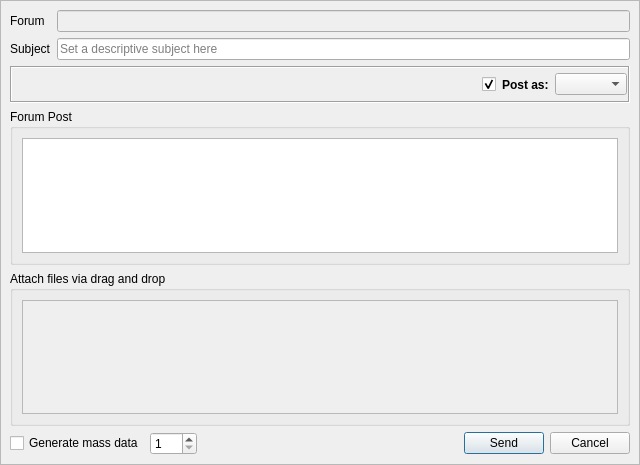
Before: the Qt Designer form retroshare-gui/src/gui/gxsforums/CreateGxsForumMsg.ui in RetroShare/RetroShare, drawn with Qt 5.
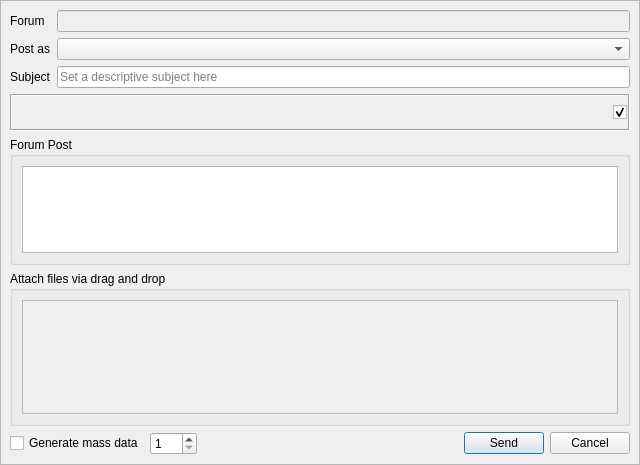
After: the same form once the commit is applied. Icons and pictures are not drawn. Custom widgets are drawn as their Qt base class.

Commit message: Moved ID ComboBox at the top, before recipient or Subject fields, to switch faster and easy Identity.

Diff of the .ui file:
```diff
--- a/retroshare-gui/src/gui/gxsforums/CreateGxsForumMsg.ui
+++ b/retroshare-gui/src/gui/gxsforums/CreateGxsForumMsg.ui
@@ -54,10 +54,10 @@
             <property name="margin">
              <number>0</number>
             </property>
-            <item row="0" column="0">
-             <widget class="QLabel" name="forumLabel">
+            <item row="2" column="0">
+             <widget class="QLabel" name="subjectLabel">
               <property name="text">
-               <string>Forum</string>
+               <string>Subject</string>
               </property>
              </widget>
             </item>
@@ -68,20 +68,36 @@
               </property>
              </widget>
             </item>
-            <item row="1" column="0">
-             <widget class="QLabel" name="subjectLabel">
+            <item row="0" column="0">
+             <widget class="QLabel" name="forumLabel">
               <property name="text">
-               <string>Subject</string>
+               <string>Forum</string>
               </property>
              </widget>
             </item>
-            <item row="1" column="1">
+            <item row="2" column="1">
              <widget class="QLineEdit" name="forumSubject">
               <property name="placeholderText">
                <string>Set a descriptive subject here</string>
               </property>
              </widget>
             </item>
+            <item row="1" column="1">
+             <widget class="GxsIdChooser" name="idChooser"/>
+            </item>
+            <item row="1" column="0">
+             <widget class="QLabel" name="label">
+              <property name="font">
+               <font>
+                <weight>50</weight>
+                <bold>false</bold>
+               </font>
+              </property>
+              <property name="text">
+               <string>Post as</string>
+              </property>
+             </widget>
+            </item>
            </layout>
           </widget>
          </item>
@@ -191,22 +207,6 @@
               </property>
              </widget>
             </item>
-            <item>
-             <widget class="QLabel" name="label">
-              <property name="font">
-               <font>
-                <weight>75</weight>
-                <bold>true</bold>
-               </font>
-              </property>
-              <property name="text">
-               <string>Post as:</string>
-              </property>
-             </widget>
-            </item>
-            <item>
-             <widget class="GxsIdChooser" name="idChooser"/>
-            </item>
            </layout>
           </widget>
          </item>
```
The commit also changes 1 other file.
